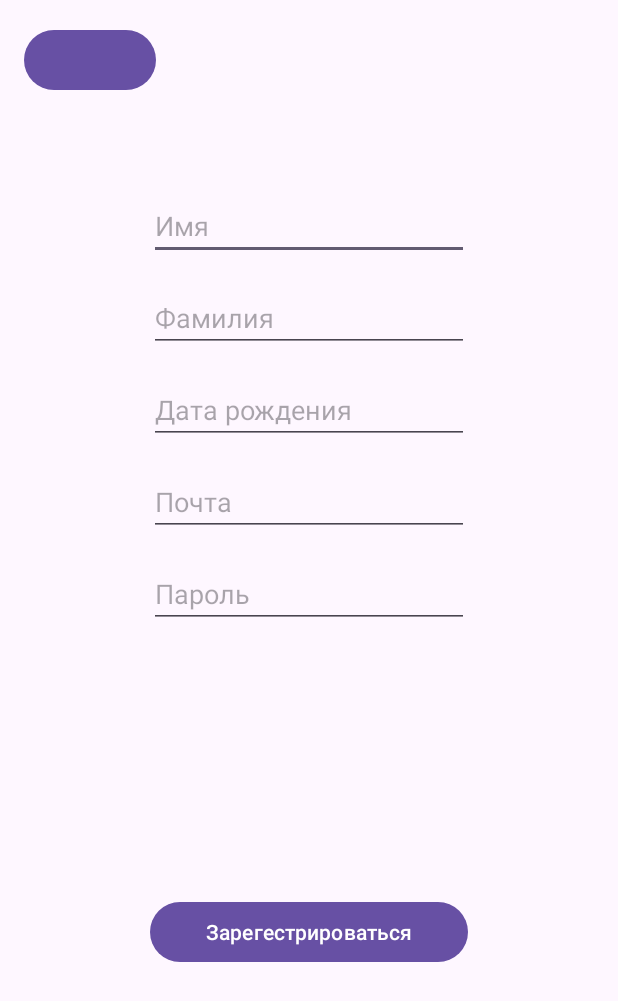
After one commit to OLD9ieerdun/volbuk, an Android app: the RegistrationActivity screen opened directly, with no data from a screen before it, on a phone screen of 412 x 824 dp. The commit adds this screen. Shown: the top 1001 px of the screen. Run offline under Robolectric (Android 15) with nearby library versions, the phone set to English and light mode, and no system bars; our stand-ins replace Firebase (no records; nobody signed in at launch, a user with empty details on screens opened directly).

Commit message:
Update RegistrationActivity

```diff
--- a/app/src/main/AndroidManifest.xml
+++ b/app/src/main/AndroidManifest.xml
@@ -12,6 +12,9 @@
         android:supportsRtl="true"
         android:theme="@style/Theme.MyApplication"
         tools:targetApi="31">
+        <activity
+            android:name=".RegistrationActivity"
+            android:exported="false" />
         <activity
             android:name=".screens.event.ShowEventActivity"
             android:exported="false" />
--- /dev/null
+++ b/app/src/main/java/com/example/myapplication/RegistrationActivity.java
@@ -0,0 +1,54 @@
+package com.example.myapplication;
+
+import androidx.appcompat.app.AppCompatActivity;
+
+import android.os.Bundle;
+import android.text.TextUtils;
+import android.view.View;
+import android.widget.EditText;
+import android.widget.Toast;
+
+import com.example.myapplication.models.User;
+import com.google.firebase.database.DatabaseReference;
+import com.google.firebase.database.FirebaseDatabase;
+
+public class RegistrationActivity extends AppCompatActivity {
+
+    private EditText edName, edSecName, edData, edEmail, edPassword;
+    private DatabaseReference mDataBase;
+    private String USER_KEY = "User";
+
+    @Override
+    protected void onCreate(Bundle savedInstanceState) {
+        super.onCreate(savedInstanceState);
+        setContentView(R.layout.activity_registration);
+        init();
+    }
+
+    private void init(){
+        edName = findViewById(R.id.edName);
+        edSecName = findViewById(R.id.edSecName);
+        edEmail = findViewById(R.id.edEmail);
+        edData = findViewById(R.id.edData);
+        edPassword = findViewById(R.id.edPassword);
+        mDataBase = FirebaseDatabase.getInstance().getReference(USER_KEY);
+    }
+
+    public void onClickSave(View view){
+        String id = mDataBase.getKey();
+        String name = edName.getText().toString();
+        String sec_name = edSecName.getText().toString();
+        String email = edEmail.getText().toString();
+        String data = edData.getText().toString();
+        String password = edPassword.getText().toString();
+        User newUser = new User(id, name, sec_name, email, password, data, 0);
+
+        if (!TextUtils.isEmpty(name) && !TextUtils.isEmpty(sec_name) && !TextUtils.isEmpty(email)){
+            mDataBase.push().setValue(newUser);
+            Toast.makeText(this, "Сохранено", Toast.LENGTH_SHORT).show();
+        }
+        else {
+            Toast.makeText(this, "Пустое поле", Toast.LENGTH_SHORT).show();
+        }
+    }
+}
--- /dev/null
+++ b/app/src/main/res/layout/activity_registration.xml
@@ -0,0 +1,90 @@
+<?xml version="1.0" encoding="utf-8"?>
+<androidx.constraintlayout.widget.ConstraintLayout xmlns:android="http://schemas.android.com/apk/res/android"
+    xmlns:app="http://schemas.android.com/apk/res-auto"
+    xmlns:tools="http://schemas.android.com/tools"
+    android:layout_width="match_parent"
+    android:layout_height="match_parent"
+    tools:context=".RegistrationActivity">
+
+    <EditText
+        android:id="@+id/edName"
+        android:layout_width="wrap_content"
+        android:layout_height="wrap_content"
+        android:layout_marginTop="128dp"
+        android:ems="10"
+        android:hint="Имя"
+        android:inputType="text"
+        app:layout_constraintEnd_toEndOf="parent"
+        app:layout_constraintStart_toStartOf="parent"
+        app:layout_constraintTop_toTopOf="parent" />
+
+    <EditText
+        android:id="@+id/edSecName"
+        android:layout_width="wrap_content"
+        android:layout_height="wrap_content"
+        android:layout_marginTop="16dp"
+        android:ems="10"
+        android:hint="Фамилия"
+        android:inputType="text"
+        app:layout_constraintEnd_toEndOf="@+id/edName"
+        app:layout_constraintStart_toStartOf="@+id/edName"
+        app:layout_constraintTop_toBottomOf="@+id/edName" />
+
+    <EditText
+        android:id="@+id/edData"
+        android:layout_width="wrap_content"
+        android:layout_height="wrap_content"
+        android:layout_marginTop="16dp"
+        android:ems="10"
+        android:hint="Дата рождения"
+        android:inputType="text"
+        app:layout_constraintEnd_toEndOf="@+id/edSecName"
+        app:layout_constraintStart_toStartOf="@+id/edSecName"
+        app:layout_constraintTop_toBottomOf="@+id/edSecName" />
+
+    <EditText
+        android:id="@+id/edEmail"
+        android:layout_width="wrap_content"
+        android:layout_height="wrap_content"
+        android:layout_marginTop="16dp"
+        android:ems="10"
+        android:hint="Почта"
+        android:inputType="text"
+        app:layout_constraintEnd_toEndOf="@+id/edData"
+        app:layout_constraintStart_toStartOf="@+id/edData"
+        app:layout_constraintTop_toBottomOf="@+id/edData" />
+
+    <EditText
+        android:id="@+id/edPassword"
+        android:layout_width="wrap_content"
+        android:layout_height="wrap_content"
+        android:layout_marginTop="16dp"
+        android:ems="10"
+        android:hint="Пароль"
+        android:inputType="text"
+        app:layout_constraintEnd_toEndOf="@+id/edEmail"
+        app:layout_constraintStart_toStartOf="@+id/edEmail"
+        app:layout_constraintTop_toBottomOf="@+id/edEmail" />
+
+    <Button
+        android:id="@+id/button"
+        android:layout_width="0dp"
+        android:layout_height="wrap_content"
+        android:layout_marginStart="100dp"
+        android:layout_marginEnd="100dp"
+        android:onClick="onClickSave"
+        android:text="Зарегестрироваться"
+        app:layout_constraintBottom_toBottomOf="parent"
+        app:layout_constraintEnd_toEndOf="parent"
+        app:layout_constraintStart_toStartOf="parent"
+        app:layout_constraintTop_toBottomOf="@+id/edPassword" />
+
+    <Button
+        android:id="@+id/button18"
+        android:layout_width="wrap_content"
+        android:layout_height="wrap_content"
+        android:layout_marginStart="16dp"
+        android:layout_marginTop="16dp"
+        app:layout_constraintStart_toStartOf="parent"
+        app:layout_constraintTop_toTopOf="parent" />
+</androidx.constraintlayout.widget.ConstraintLayout>
```
Also changed, not shown: app/src/main/java/com/example/myapplication/LoginActivity.java (+12 -3 lines), app/src/main/java/com/example/myapplication/models/User.java (+10 -5 lines), app/src/main/java/com/example/myapplication/screens/event/ShowEventActivity.java (+8 -2 lines), app/src/main/res/layout/activity_login.xml (+30 -11 lines).
